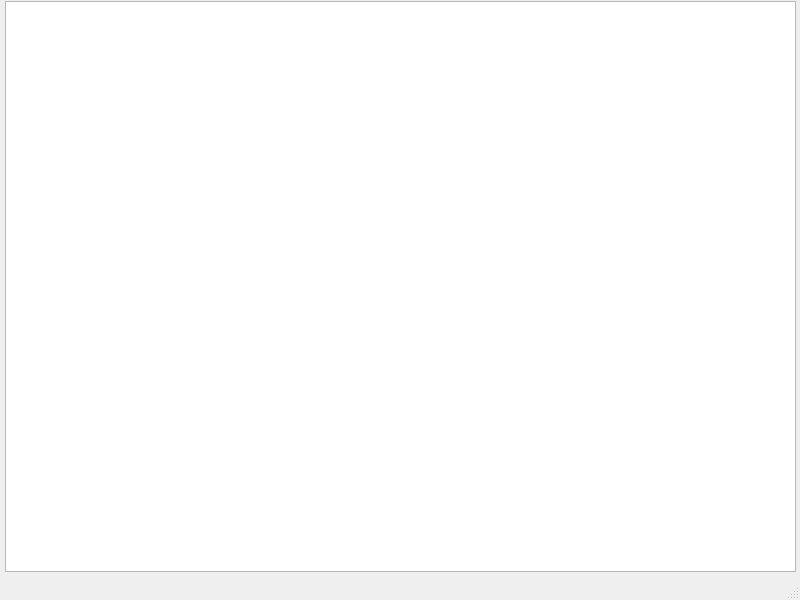
Above: Sprite_Editor_Extreme/previewwindow.ui from jokthefoo/Sprite-Editor before the change. Below: the same form after it.
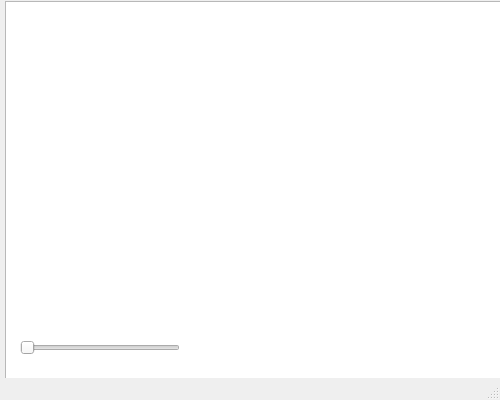
That is the form after the change.

Commit message: preview window stuff

Patch:
```diff
--- a/Sprite_Editor_Extreme/previewwindow.ui
+++ b/Sprite_Editor_Extreme/previewwindow.ui
@@ -6,10 +6,28 @@
    <rect>
     <x>0</x>
     <y>0</y>
-    <width>800</width>
-    <height>600</height>
+    <width>500</width>
+    <height>400</height>
    </rect>
   </property>
+  <property name="sizePolicy">
+   <sizepolicy hsizetype="Expanding" vsizetype="Expanding">
+    <horstretch>0</horstretch>
+    <verstretch>0</verstretch>
+   </sizepolicy>
+  </property>
+  <property name="minimumSize">
+   <size>
+    <width>500</width>
+    <height>400</height>
+   </size>
+  </property>
+  <property name="maximumSize">
+   <size>
+    <width>500</width>
+    <height>400</height>
+   </size>
+  </property>
   <property name="windowTitle">
    <string>MainWindow</string>
   </property>
@@ -19,9 +37,43 @@
      <rect>
       <x>5</x>
       <y>1</y>
-      <width>791</width>
-      <height>571</height>
+      <width>500</width>
+      <height>400</height>
      </rect>
+    </property>
+    <property name="sizePolicy">
+     <sizepolicy hsizetype="Preferred" vsizetype="Preferred">
+      <horstretch>0</horstretch>
+      <verstretch>0</verstretch>
+     </sizepolicy>
+    </property>
+    <property name="minimumSize">
+     <size>
+      <width>500</width>
+      <height>400</height>
+     </size>
+    </property>
+    <property name="sizeAdjustPolicy">
+     <enum>QAbstractScrollArea::AdjustToContents</enum>
+    </property>
+   </widget>
+   <widget class="QSlider" name="horizontalSlider">
+    <property name="geometry">
+     <rect>
+      <x>20</x>
+      <y>340</y>
+      <width>160</width>
+      <height>16</height>
+     </rect>
+    </property>
+    <property name="sizePolicy">
+     <sizepolicy hsizetype="Expanding" vsizetype="Fixed">
+      <horstretch>0</horstretch>
+      <verstretch>0</verstretch>
+     </sizepolicy>
+    </property>
+    <property name="orientation">
+     <enum>Qt::Horizontal</enum>
     </property>
    </widget>
   </widget>
```
Left out of the diff: 4 changed lines with no effect on the pictures. The commit also changes 5 other files.
